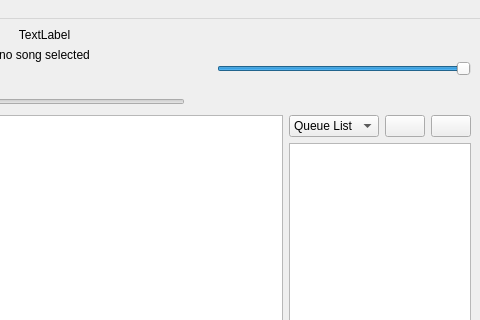
First picture: the form in CODE/soundpp/soundpp-prototype/mainwindow.ui, repository b1t00/soundpp, before the edit; both pictures show x 391 to 871 and y 0 to 320 of the 871 by 530 pixel window.
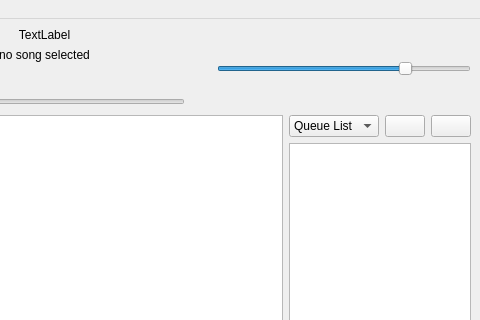
Second picture: the form after the edit. Icons and pictures are not drawn.

Diff of the .ui file:
```diff
--- a/CODE/soundpp/soundpp-prototype/mainwindow.ui
+++ b/CODE/soundpp/soundpp-prototype/mainwindow.ui
@@ -171,7 +171,7 @@
            </size>
           </property>
           <property name="value">
-           <number>99</number>
+           <number>75</number>
           </property>
           <property name="orientation">
            <enum>Qt::Horizontal</enum>
```
Left out of the diff: 28 changed lines with no effect on the pictures.
